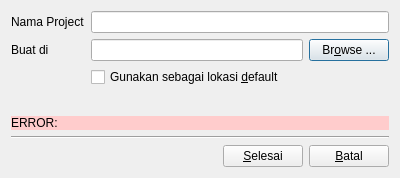
This is src/app/newprojectdialog.ui in ffrz/post-streaming-app as Qt 5 draws it before an edit. The edited form follows.
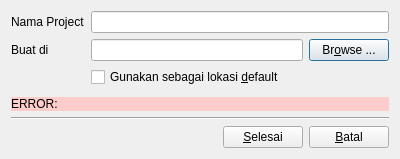
This is the edited form.

What changed in the file:
```diff
--- a/src/app/newprojectdialog.ui
+++ b/src/app/newprojectdialog.ui
@@ -7,7 +7,7 @@
     <x>0</x>
     <y>0</y>
     <width>400</width>
-    <height>178</height>
+    <height>159</height>
    </rect>
   </property>
   <property name="windowTitle">
```
